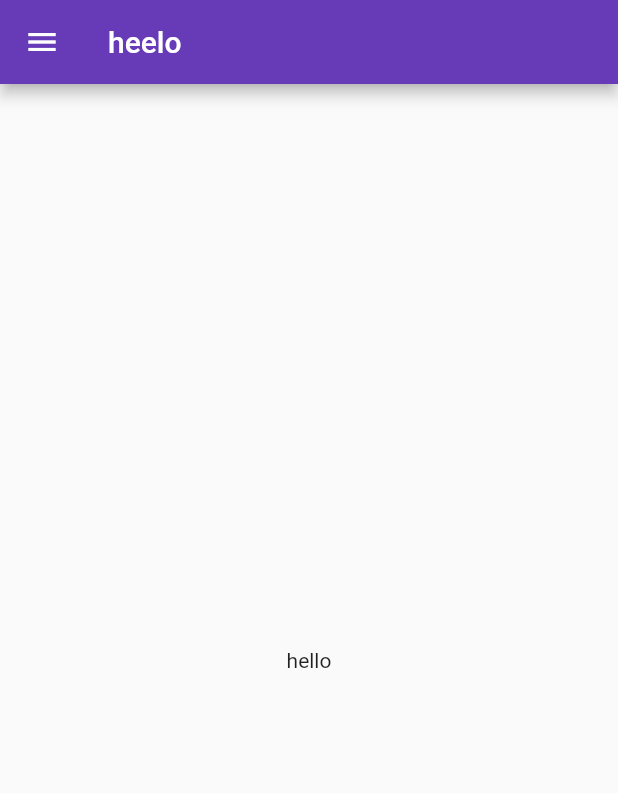
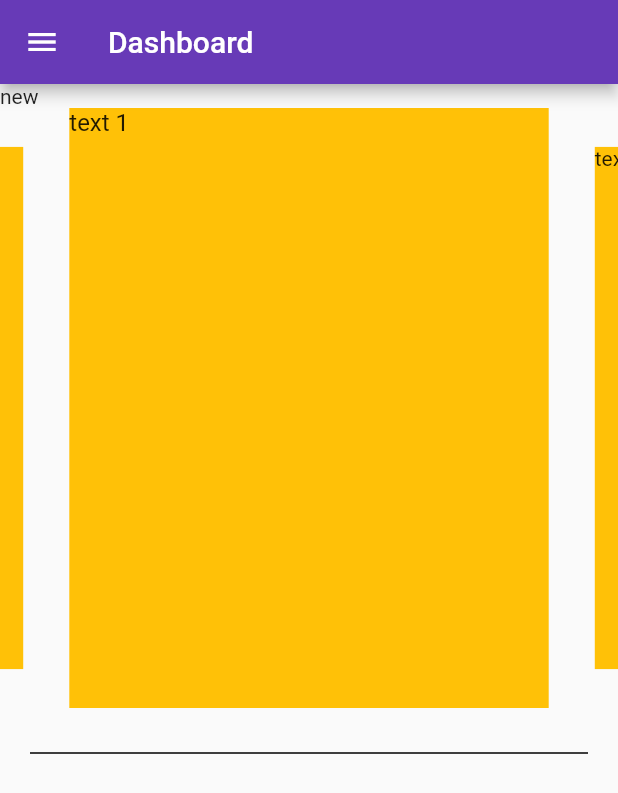
Before and after one commit to ketan2411/product_management_flutter, a Flutter app: the homescreen screen opened by its route, on a phone screen of 412 x 824 dp. Shown: the top 793 px of the screen. Run offline on Flutter 3.47's test engine with Material 2 defaults, Android fonts, the phone set to English and light mode, and no system bars; drawn by our look-alikes of carousel_slider; our stand-ins replace introduction_screen, shared_preferences; accounts and stored records are empty.

Commit message:
carousal, divider added

```diff
--- a/lib/homescreen.dart
+++ b/lib/homescreen.dart
@@ -1,6 +1,7 @@
 import 'package:flutter/material.dart';
 import 'package:flutter/cupertino.dart';
 import './components/drawer.dart';
+import 'package:carousel_slider/carousel_slider.dart';
 
 class homescreen extends StatefulWidget{
   @override
@@ -16,10 +17,52 @@ class _homescreen extends State<homescreen> {
        onWillPop: null,
      child: Scaffold(
        appBar: AppBar(
-         title: Text("heelo"),
+         title: Text("Dashboard"),
        ),
-       body: Center(
-         child: Text("hello"),
+       body: ListView(
+         children: [
+           Text("new"),
+
+           CarouselSlider(
+               items: [1,2,3,4,5].map((i) {
+                 return Builder(
+                   builder: (BuildContext context) {
+                     return Container(
+                         width: MediaQuery.of(context).size.width,
+                         margin: EdgeInsets.symmetric(horizontal: 5.0),
+                         decoration: BoxDecoration(
+                             color: Colors.amber
+                         ),
+                         child: Text('text $i', style: TextStyle(fontSize: 16.0),)
+                     );
+                   },
+                 );
+               }).toList(),
+               options: CarouselOptions(
+                 height: 400,
+                 aspectRatio: 16/9,
+                 viewportFraction: 0.8,
+                 initialPage: 0,
+                 enableInfiniteScroll: true,
+                 reverse: false,
+                 autoPlay: true,
+                 autoPlayInterval: Duration(seconds: 4),
+                 autoPlayAnimationDuration: Duration(milliseconds:1200),
+                 autoPlayCurve: Curves.fastOutSlowIn,
+                 enlargeCenterPage: true,
+                 // onPageChanged: callbackFunction,
+                 scrollDirection: Axis.horizontal,
+               )
+           ),
+           Divider(
+             color: Colors.black,
+             height: 60,
+             thickness: 1,
+             indent: 20,
+             endIndent:20,
+           ),
+
+         ],
        ),
        drawer: drawer(),
      ),
--- a/pubspec.yaml
+++ b/pubspec.yaml
@@ -20,6 +20,7 @@ dependencies:
   flutter:
     sdk: flutter
   introduction_screen: ^1.0.7
+  carousel_slider: ^2.3.1
   # The following adds the Cupertino Icons font to your application.
   # Use with the CupertinoIcons class for iOS style icons.
   cupertino_icons: ^0.1.2
```
Also changed, not shown: pubspec.lock.
